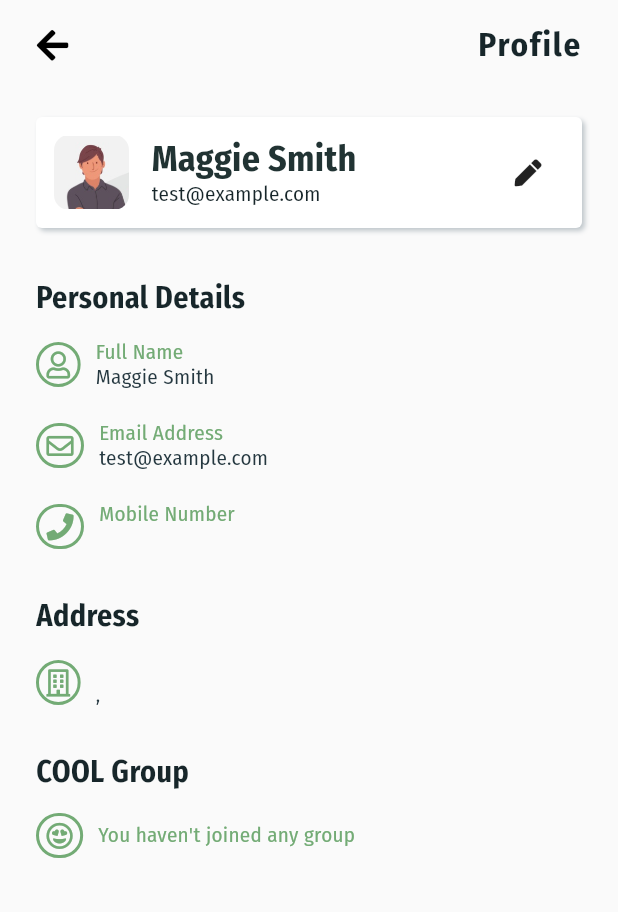
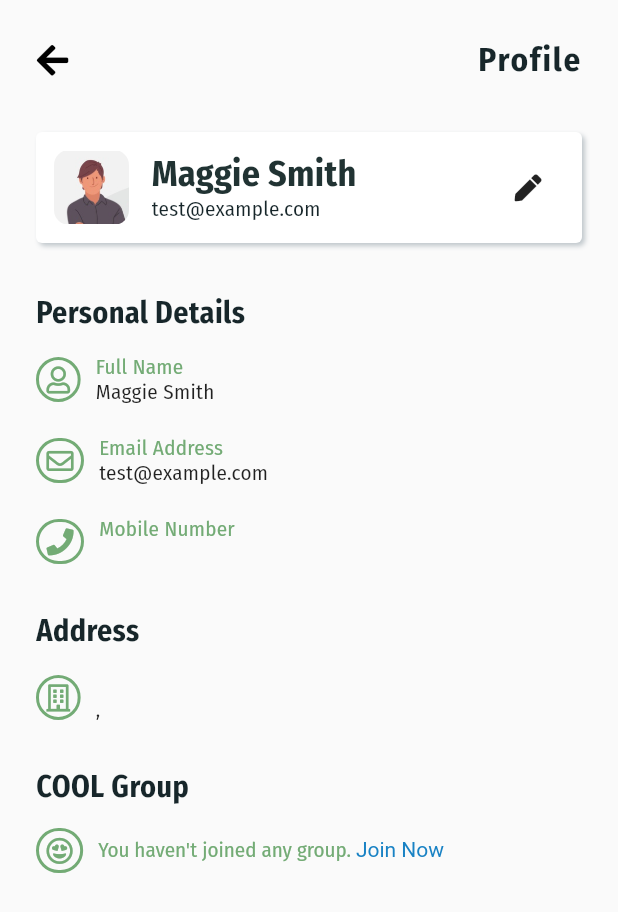
Before and after one commit to kalianto/bible_study, a Flutter app: the Profile screen opened by its route, on a phone screen of 412 x 824 dp. Shown: the top 912 px of the screen. Run offline on Flutter 3.47's test engine with Material 2 defaults, Android fonts, the phone set to English and light mode, and no system bars; our stand-ins replace device_info, font_awesome_flutter, google_nav_bar; missing offline and left inert: global_configuration.

Commit message:
added TextSpan to add link text

```diff
--- a/lib/app_theme.dart
+++ b/lib/app_theme.dart
@@ -57,32 +57,13 @@ class AppTheme {
     button: button,
   );
 
-  static const TextStyle display1 = TextStyle(
-    // h4 -> display1
-    fontFamily: fontName,
-    fontWeight: FontWeight.bold,
-    fontSize: 36,
-    letterSpacing: 0.4,
-    height: 0.9,
-    color: darkerText,
-  );
-
-  static const TextStyle title = TextStyle(
-    // h6 -> title
-    fontFamily: fontName,
-    fontWeight: FontWeight.bold,
-    fontSize: 16,
-    letterSpacing: 0.18,
-    color: darkerText,
-  );
-
   static const TextStyle subtitle1 = TextStyle(
     // subtitle2 -> subtitle
     fontFamily: fontName,
     fontWeight: FontWeight.w400,
     fontSize: 16,
     letterSpacing: 0.15,
-    color: darkText,
+    // color: darkText,
   );
 
   static const TextStyle subtitle2 = TextStyle(
@@ -91,7 +72,7 @@ class AppTheme {
     fontWeight: FontWeight.w400,
     fontSize: 14,
     letterSpacing: 0.1,
-    color: darkText,
+    // color: darkText,
   );
 
   static const TextStyle button = TextStyle(
@@ -100,7 +81,7 @@ class AppTheme {
     fontWeight: FontWeight.w400,
     fontSize: 14,
     letterSpacing: 1.25,
-    color: darkText,
+    // color: darkText,
   );
 
   static const TextStyle body2 = TextStyle(
@@ -109,7 +90,7 @@ class AppTheme {
     fontWeight: FontWeight.w400,
     fontSize: 14,
     letterSpacing: 0.2,
-    color: darkText,
+    // color: darkText,
   );
 
   static const TextStyle body1 = TextStyle(
@@ -118,7 +99,7 @@ class AppTheme {
     fontWeight: FontWeight.w400,
     fontSize: 16,
     letterSpacing: -0.05,
-    color: darkText,
+    // color: darkText,
   );
 
   static const TextStyle caption = TextStyle(
@@ -127,7 +108,7 @@ class AppTheme {
     fontWeight: FontWeight.w400,
     fontSize: 12,
     letterSpacing: 0.2,
-    color: lightText, // was lightText
+    // color: lightText, // was lightText
   );
 
   static const TextStyle headline1 = TextStyle(
--- a/lib/common/child_page_appbar.dart
+++ b/lib/common/child_page_appbar.dart
@@ -22,9 +22,10 @@ class _ChildPageAppBarState extends State<ChildPageAppBar> with TickerProviderSt
 
   @override
   void initState() {
-    animationController = AnimationController(duration: const Duration(milliseconds: 200), vsync: this);
-    topBarAnimation =
-        Tween<double>(begin: 0.0, end: 1.0).animate(CurvedAnimation(parent: animationController, curve: Interval(0, 0.5, curve: Curves.fastOutSlowIn)));
+    animationController =
+        AnimationController(duration: const Duration(milliseconds: 200), vsync: this);
+    topBarAnimation = Tween<double>(begin: 0.0, end: 1.0).animate(CurvedAnimation(
+        parent: animationController, curve: Interval(0, 0.5, curve: Curves.fastOutSlowIn)));
 
     scrollController.addListener(() {
       if (scrollController.offset >= 24) {
@@ -62,10 +63,14 @@ class _ChildPageAppBarState extends State<ChildPageAppBar> with TickerProviderSt
       child: Column(
         children: <Widget>[
           SizedBox(
-            height: MediaQuery.of(context).padding.top,
+            height: MediaQuery.of(context).padding.top + 10,
           ),
           Padding(
-            padding: EdgeInsets.only(left: 16, right: 16, top: 16 - 8.0 * topBarOpacity, bottom: 12 - 8.0 * topBarOpacity),
+            padding: EdgeInsets.only(
+                left: 16,
+                right: 16,
+                top: 16 - 8.0 * topBarOpacity,
+                bottom: 12 - 8.0 * topBarOpacity),
             child: Row(
               mainAxisAlignment: MainAxisAlignment.center,
               children: <Widget>[
--- a/lib/router.dart
+++ b/lib/router.dart
@@ -7,6 +7,7 @@ import 'views/error_loading.dart';
 import 'views/home/index.dart';
 import 'views/settings/index.dart';
 import 'views/profile/index.dart';
+import 'views/cool_group/index.dart';
 import 'views/splash_screen.dart';
 
 class BaseRouter {
@@ -18,6 +19,9 @@ class BaseRouter {
         break;
       case '/profile':
         return SlideFromRoute(widget: Profile(), direction: 'right');
+        break;
+      case '/cool-group':
+        return SlideFromRoute(widget: CoolGroup(), direction: 'right');
         break;
       case '/register':
         return ScaleRoute(page: RegisterPage());
--- a/lib/views/profile/index.dart
+++ b/lib/views/profile/index.dart
@@ -1,5 +1,5 @@
-import 'package:flutter/cupertino.dart';
 import 'package:flutter/material.dart';
+import 'package:flutter/gestures.dart';
 import 'package:font_awesome_flutter/font_awesome_flutter.dart';
 
 import '../../app_theme.dart';
@@ -415,16 +415,19 @@ class _ProfileState extends State<Profile> with TickerProviderStateMixin {
                 ),
                 Container(width: 10),
                 Expanded(
-                    child: Column(
-                        mainAxisAlignment: MainAxisAlignment.center,
-                        crossAxisAlignment: CrossAxisAlignment.start,
-                        children: <Widget>[
-                          Text('You haven\'t joined any group',
-                              style: TextStyle(color: AppTheme.darkGreen)),
-                        ]),
-                  )
-                ]),
+                  child: RichText(
+                      text: TextSpan(
+                    style: TextStyle(color: AppTheme.darkGreen, fontFamily: AppTheme.fontName),
+                    children: <TextSpan>[
+                      TextSpan(text: 'You haven\'t joined any group. '),
+                      TextSpan(text: 'Join Now', style: TextStyle(color: AppTheme.blueText),
+                      recognizer: TapGestureRecognizer()..onTap = () {
+                        Navigator.of(context).pushNamed('/cool-group');
+                      })
+                    ],
+                  )),
                 ),
+              ]))
             ]));
   }
 
--- a/pubspec.yaml
+++ b/pubspec.yaml
@@ -77,7 +77,9 @@ flutter:
       fonts:
         - asset: assets/fonts/FiraSansCondensed/FiraSansCondensed-Regular.ttf
         - asset: assets/fonts/FiraSansCondensed/FiraSansCondensed-Bold.ttf
+          weight: 600
         - asset: assets/fonts/FiraSansCondensed/FiraSansCondensed-BoldItalic.ttf
+          weight: 600
         - asset: assets/fonts/FiraSansCondensed/FiraSansCondensed-Italic.ttf
     # - family: Lato
     #   fonts:
```
Also changed, not shown: lib/views/cool_group/index.dart (added, +27 -0 lines), lib/views/home/daily_reading.dart (+7 -12 lines), lib/views/home/index.dart (+12 -6 lines), lib/views/group/index.dart (deleted). Lines whose indentation alone changed are shown as unchanged.
